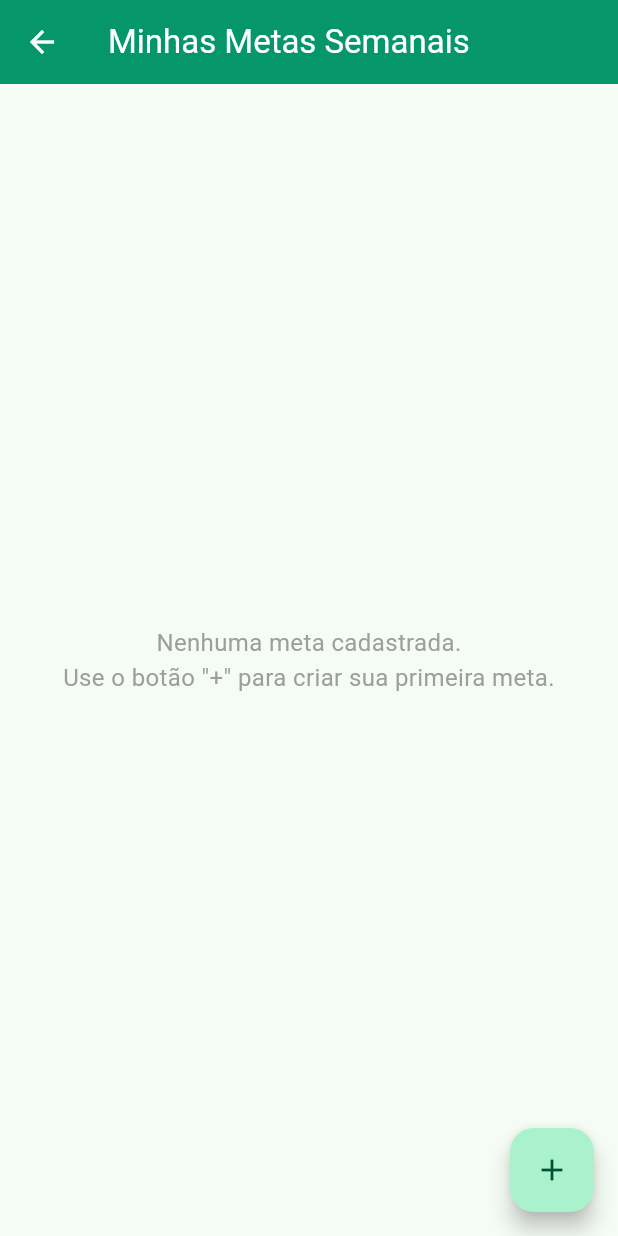
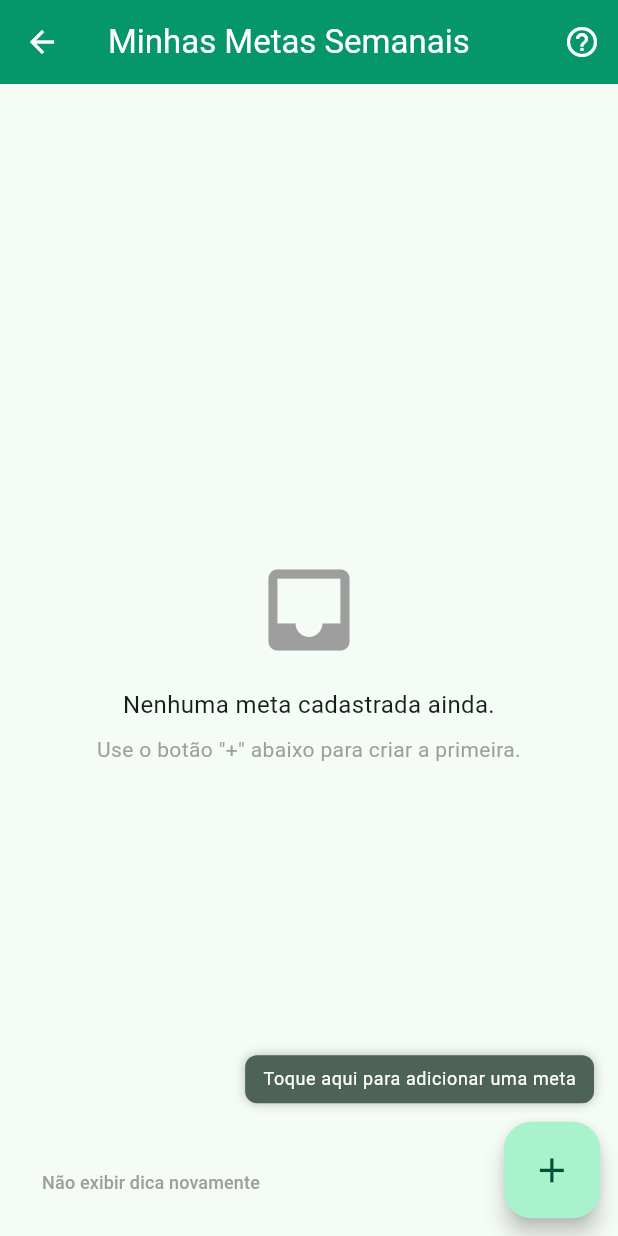
Before and after one commit to bolivia00/runsafe-flutter-app, a Flutter app: the WeeklyGoalListPage screen opened by its route, on a phone screen of 412 x 824 dp. Run offline on Flutter 3.47's test engine with Material 3 defaults, Android fonts, the light colour scheme and no system bars; our stand-ins replace dots_indicator, flutter_image_compress, flutter_svg, image_picker, shared_preferences; accounts and stored records are empty.

Commit message:
feat(WeeklyGoal): Aplica UI dos slides (Animação FAB, Tip Bubble, Overlay)

```diff
--- a/lib/screens/weekly_goal_list_page.dart
+++ b/lib/screens/weekly_goal_list_page.dart
@@ -1,54 +1,161 @@
 import 'package:flutter/material.dart';
 import 'package:provider/provider.dart';
-// 1. Caminho do Repositório corrigido para "domain/repositories"
 import 'package:runsafe/domain/repositories/weekly_goal_repository.dart';
 import 'package:runsafe/domain/entities/weekly_goal.dart';
 import 'package:runsafe/widgets/forms/weekly_goal_form_dialog.dart';
 
-class WeeklyGoalListPage extends StatelessWidget {
+// 1. Convertemos para StatefulWidget e adicionamos o 'mixin' de animação
+class WeeklyGoalListPage extends StatefulWidget {
   const WeeklyGoalListPage({super.key});
 
+  @override
+  State<WeeklyGoalListPage> createState() => _WeeklyGoalListPageState();
+}
+
+// 2. A DECLARAÇÃO DA CLASSE CORRIGIDA (com a chave '{' no final)
+class _WeeklyGoalListPageState extends State<WeeklyGoalListPage>
+    with SingleTickerProviderStateMixin {
+
+  // --- Variáveis de Estado da UI (dos slides) ---
+  bool _showTip = true;
+  bool _showTutorial = false;
+
+  // Controladores para a animação do FAB (dos slides)
+  late final AnimationController _fabController;
+  late final Animation<double> _fabScale;
+
+  @override
+  void initState() {
+    super.initState();
+
+    // --- Lógica de Animação do FAB (dos slides) ---
+    _fabController = AnimationController(
+      duration: const Duration(milliseconds: 700),
+      vsync: this,
+    );
+
+    _fabScale = Tween<double>(begin: 1.0, end: 1.15).animate(
+      CurvedAnimation(parent: _fabController, curve: Curves.elasticInOut),
+    );
+
+    // Se a dica estiver ativa, o FAB começa a pulsar
+    if (_showTip) {
+      _fabController.repeat(reverse: true);
+    }
+  }
+
+  @override
+  void dispose() {
+    _fabController.dispose();
+    super.dispose();
+  }
+
+  /// Função para adicionar meta (lógica que já tínhamos + lógica dos slides)
   void _addGoal(BuildContext context) async {
-    // 2. CORREÇÃO DE LINT: Capturamos o repositório ANTES do 'await'
-    //    para evitar o aviso 'use_build_context_synchronously'.
     final repository = context.read<WeeklyGoalRepository>();
     final newGoal = await showWeeklyGoalFormDialog(context);
 
     if (newGoal != null) {
       repository.addGoal(newGoal);
+
+      // Quando o usuário adiciona um item, escondemos a dica
+      // e paramos a animação do FAB.
+      if (_showTip) {
+        setState(() => _showTip = false);
+        _fabController.stop();
+        _fabController.reset();
+      }
     }
   }
 
+  /// Constrói o layout da tela usando um Stack (dos slides)
   @override
   Widget build(BuildContext context) {
     return Scaffold(
       appBar: AppBar(
         title: const Text('Minhas Metas Semanais'),
+        actions: [
+          // Botão para reativar o tutorial (bônus)
+          IconButton(
+            icon: const Icon(Icons.help_outline),
+            onPressed: () => setState(() => _showTutorial = true),
+          ),
+        ],
       ),
-      floatingActionButton: FloatingActionButton(
-        onPressed: () => _addGoal(context),
-        child: const Icon(Icons.add),
-      ),
-      body: Consumer<WeeklyGoalRepository>(
-        builder: (context, repository, child) {
-          // 3. Agora 'repository' é do tipo correto e 'repository.goals' funciona.
-          return _buildBody(repository.goals);
-        },
+      // O FAB agora é um widget separado
+      floatingActionButton: _buildFab(context),
+      floatingActionButtonLocation: FloatingActionButtonLocation.endFloat,
+
+      body: Stack(
+        children: [
+          // 1. O conteúdo principal (nossa lista)
+          SafeArea(
+            child: Padding(
+              padding: const EdgeInsets.all(16.0),
+              // O buildBody agora é um Consumer
+              child: Consumer<WeeklyGoalRepository>(
+                builder: (context, repository, child) {
+                  return _buildBody(repository.goals); // Passa a lista
+                },
+              ),
+            ),
+          ),
+
+          // 2. O Overlay de Tutorial (se estiver ativo)
+          if (_showTutorial) _buildTutorialOverlay(context),
+
+          // 3. O botão de "Opt-Out" da dica
+          _buildOptOutButton(context),
+
+          // 4. A "Bolha de Dica" (se estiver ativa)
+          if (_showTip) _buildTipBubble(context),
+        ],
       ),
     );
   }
 
+  /// O FAB animado (dos slides)
+  Widget _buildFab(BuildContext context) {
+    return ScaleTransition(
+      scale: _fabScale,
+      child: FloatingActionButton(
+        onPressed: () => _addGoal(context),
+        child: const Icon(Icons.add),
+      ),
+    );
+  }
+
+  /// O Corpo da tela (Estado Vazio vs. Lista)
   Widget _buildBody(List<WeeklyGoal> goals) {
     if (goals.isEmpty) {
+      // Estado Vazio (dos slides)
       return const Center(
-        child: Text(
-          'Nenhuma meta cadastrada.\nUse o botão "+" para criar sua primeira meta.',
-          textAlign: TextAlign.center,
-          style: TextStyle(fontSize: 16, color: Colors.grey),
+        child: Column(
+          mainAxisSize: MainAxisSize.min,
+          children: [
+            Icon(
+              Icons.inbox,
+              size: 72,
+              color: Colors.grey,
+            ),
+            SizedBox(height: 16),
+            Text(
+              'Nenhuma meta cadastrada ainda.',
+              textAlign: TextAlign.center,
+              style: TextStyle(fontSize: 16),
+            ),
+            SizedBox(height: 8),
+            Text(
+              'Use o botão "+" abaixo para criar a primeira.',
+              textAlign: TextAlign.center,
+              style: TextStyle(color: Colors.grey),
+            ),
+          ],
         ),
       );
     }
 
+    // Lista de Metas (Nossa lógica de ontem)
     return ListView.builder(
       itemCount: goals.length,
       itemBuilder: (context, index) {
@@ -66,4 +173,86 @@ class WeeklyGoalListPage extends StatelessWidget {
       },
     );
   }
+
+  /// O Overlay de Tutorial (dos slides)
+  Widget _buildTutorialOverlay(BuildContext context) {
+    return Positioned.fill(
+      child: Container(
+        color: Colors.black45,
+        alignment: Alignment.center,
+        child: Card(
+          margin: const EdgeInsets.symmetric(horizontal: 24.0),
+          child: Padding(
+            padding: const EdgeInsets.all(20.0),
+            child: Column(
+              mainAxisSize: MainAxisSize.min,
+              children: [
+                Text('Tutorial', style: Theme.of(context).textTheme.titleLarge),
+                const SizedBox(height: 12),
+                const Text(
+                  'Aqui você verá suas metas semanais.\nUse o botão flutuante para adicionar uma nova meta.',
+                  textAlign: TextAlign.center,
+                ),
+                const SizedBox(height: 16),
+                ElevatedButton(
+                  onPressed: () => setState(() => _showTutorial = false),
+                  child: const Text('Entendi'),
+                ),
+              ],
+            ),
+          ),
+        ),
+      ),
+    );
+  }
+
+  /// O Botão de Opt-Out (dos slides)
+  Widget _buildOptOutButton(BuildContext context) {
+    return Positioned(
+      left: 16,
+      bottom: MediaQuery.of(context).padding.bottom + 12,
+      child: TextButton(
+        onPressed: () => setState(() {
+          _showTip = false;
+          _fabController.stop();
+          _fabController.reset();
+        }),
+        child: const Text(
+          'Não exibir dica novamente',
+          style: TextStyle(color: Colors.grey, fontSize: 12),
+        ),
+      ),
+    );
+  }
+
+  /// A Bolha de Dica (dos slides)
+  Widget _buildTipBubble(BuildContext context) {
+    return Positioned(
+      right: 16,
+      bottom: MediaQuery.of(context).padding.bottom + 90, // Posição acima do FAB
+      child: AnimatedBuilder(
+        animation: _fabController,
+        builder: (context, child) {
+          // Animação de "flutuar" (dos slides)
+          final v = _fabController.value;
+          return Transform.translate(
+            offset: Offset(0, 5 * (1 - v)),
+            child: child,
+          );
+        },
+        child: Container(
+          padding: const EdgeInsets.symmetric(horizontal: 12.0, vertical: 8.0),
+          decoration: BoxDecoration(
+            color: Theme.of(context).colorScheme.secondary,
+            borderRadius: BorderRadius.circular(8.0),
+            boxShadow: const [BoxShadow(color: Colors.black26, blurRadius: 6)],
+          ),
+          child: Text(
+            'Toque aqui para adicionar uma meta',
+            style: Theme.of(context).textTheme.bodySmall?.copyWith(color: Colors.white),
+          ),
+        ),
+      ),
+    );
+  }
 }
```
